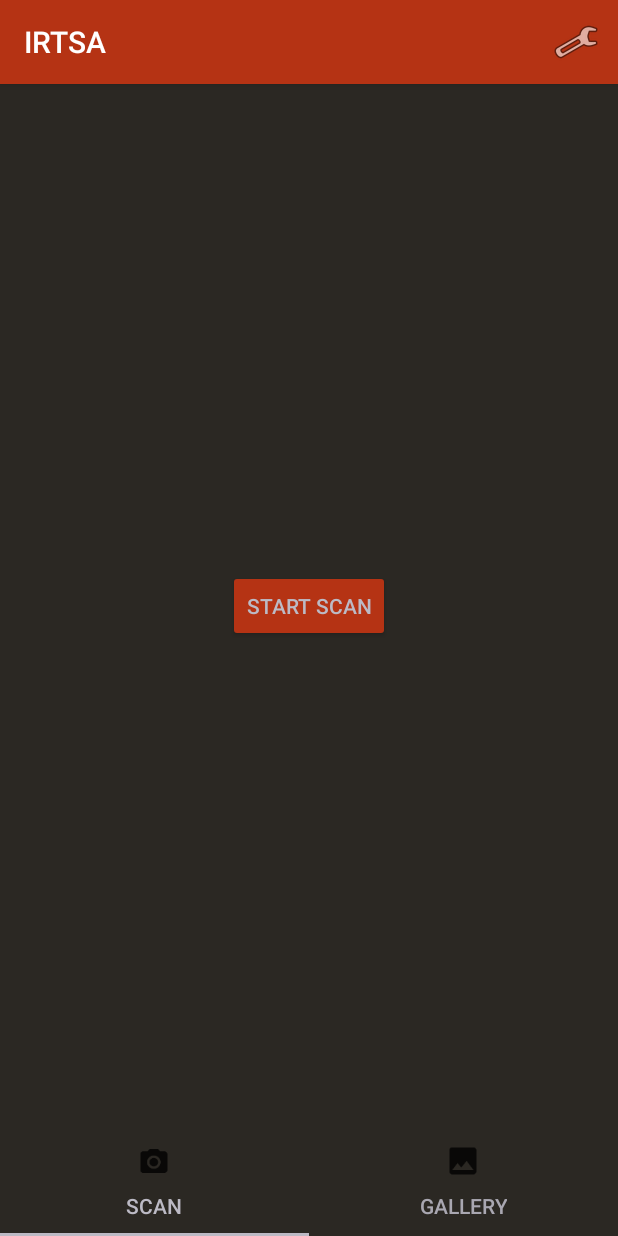
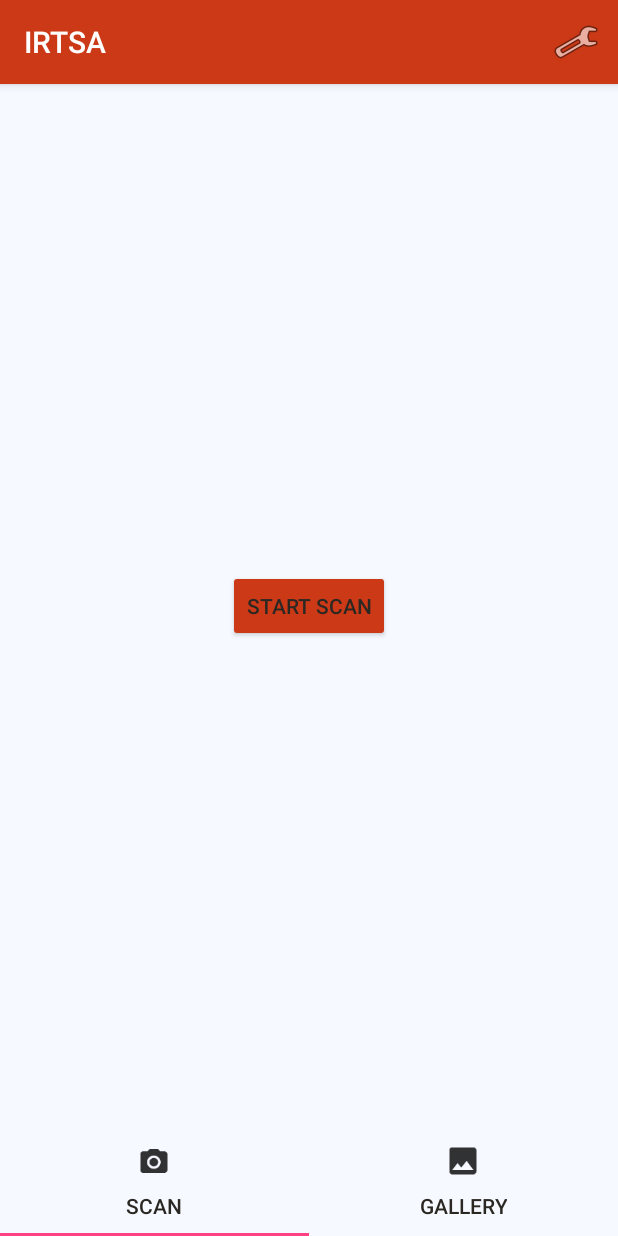
Before and after one commit to IRTSA-SoftwareProject/IRTSA-App, an Android app: the screen it shows after launch (MainActivity), on a phone screen of 412 x 824 dp. Run offline under Robolectric (Android 15) with nearby library versions, the phone set to English and light mode, and no system bars.

Commit message:
background colour changed to white, button needs to be tweaked

```diff
--- a/app/src/main/res/values/colors.xml
+++ b/app/src/main/res/values/colors.xml
@@ -1,14 +1,21 @@
 <?xml version="1.0" encoding="utf-8"?>
 <resources>
-    <color name="colorPrimary">#b53314</color>
-    <color name="colorPrimaryDark">#cc3917</color>
-    <color name="colorAccent">#BCBAC5</color>
-    <color name="colorTextPrimary">#BCBAC5</color>
+    <color name="colorPrimary">#cc3917</color>
+    <color name="colorPrimaryDark">#b53314</color>
+    <color name="colorAccent">#ff4081</color>
+    <!--<color name="colorAccent">#BCBAC5</color>-->
+    <color name="colorTextPrimary">#2B2823</color>
+   <!-- <color name="colorTextPrimary">#BCBAC5</color>-->
     <color name="colorTextPrimaryInverse">#f6f9ff</color>
-    <color name="colorTextSecondary">#a9a7b1</color>
+   <!-- <color name="colorTextPrimaryInverse">#f6f9ff</color>-->
+    <color name="colorTextSecondary">#2B2823</color>
+   <!-- <color name="colorTextSecondary">#a9a7b1</color>-->
     <color name="colorTextSecondaryInverse">#dee3e6</color>
-    <color name="colorBackground">#2B2823</color>
+    <!--<color name="colorTextSecondaryInverse">#dee3e6</color>-->
+    <color name="colorBackground">#f6f9ff</color>
+    <!--<color name="colorBackground">#2B2823</color>-->
 
+<!--
     <color name="colorLightPrimary">#cc3917</color>
     <color name="colorLightPrimaryDark">#b53314</color>
     <color name="colorLightAccent">#BCBAC5</color>
@@ -17,4 +24,5 @@
     <color name="colorLightTextSecondary">#a9a7b1</color>
     <color name="colorLightTextSecondaryInverse">#dee3e6</color>
     <color name="colorLightBackground">#2B2823</color>
+   -->
 </resources>
--- a/app/src/main/res/values/styles.xml
+++ b/app/src/main/res/values/styles.xml
@@ -6,8 +6,8 @@
         <item name="colorPrimary">@color/colorPrimary</item>
         <item name="colorPrimaryDark">@color/colorPrimaryDark</item>
         <item name="colorAccent">@color/colorAccent</item>
-        <item name="android:statusBarColor">@color/colorPrimary</item>
-        <item name="android:navigationBarColor">@color/colorPrimary</item>
+        <item name="android:statusBarColor">@color/colorPrimaryDark</item>
+        <item name="android:navigationBarColor">@color/colorPrimaryDark</item>
         <item name="android:windowBackground">@color/colorBackground</item>
         <item name="android:textColorPrimaryInverse">@color/colorTextPrimaryInverse</item>
         <item name="android:textColorPrimary">@color/colorTextPrimary</item>
@@ -15,6 +15,7 @@
         <item name="android:textColorSecondaryInverse">@color/colorTextSecondaryInverse</item>
         <item name="android:colorButtonNormal">@color/colorPrimary</item>
     </style>
+    <!--
     <style name="AppThemeLight" parent="Theme.AppCompat.Light.DarkActionBar">
         <item name="colorPrimary">@color/colorLightPrimary</item>
         <item name="colorPrimaryDark">@color/colorLightPrimaryDark</item>
@@ -28,7 +29,7 @@
         <item name="android:textColorSecondaryInverse">@color/colorLightTextSecondaryInverse</item>
         <item name="android:colorButtonNormal">@color/colorLightPrimaryDark</item>
     </style>
-
+-->
 
 
 </resources>
```
